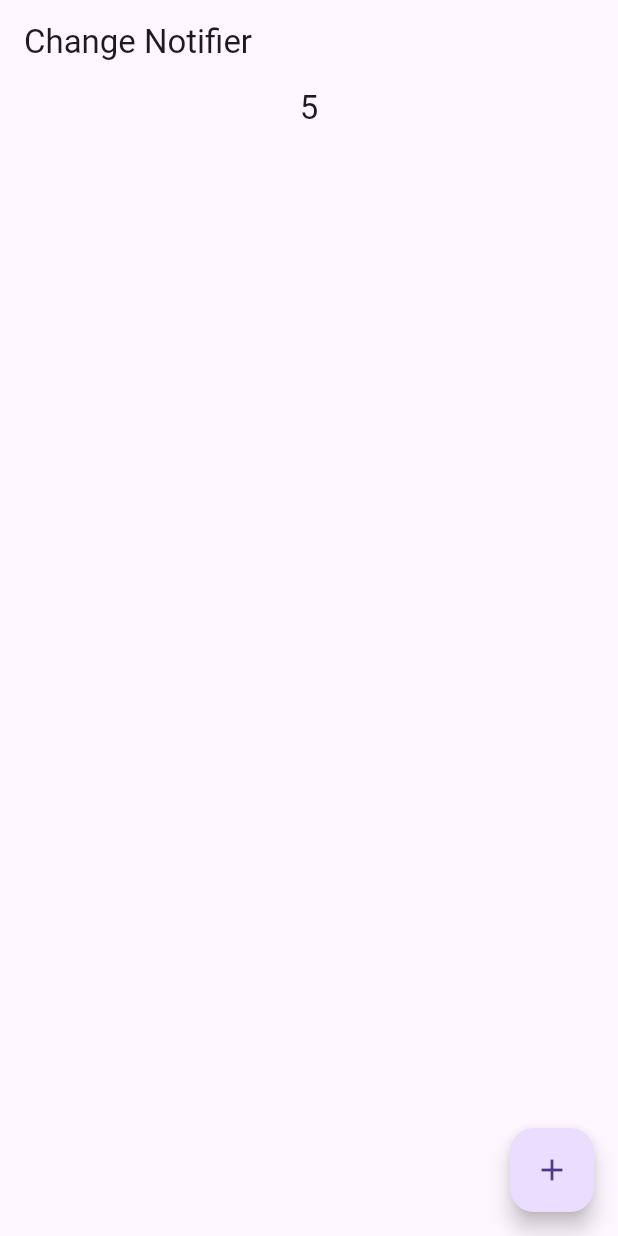
After one commit to anshra1/flutter_hooks_testing, a Flutter app: the MyHomePage screen opened directly, after a tap on the "add" icon, on a phone screen of 412 x 824 dp. The commit adds this screen. Run offline on Flutter 3.47's test engine with Material 3 defaults, Android fonts, the phone set to English and light mode, and no system bars; our stand-ins replace flutter_hooks, gap, hooks_riverpod.

Commit message:
changeNotifier

```diff
--- a/lib/example_5/example5.dart
+++ b/lib/example_5/use_listenable.dart
@@ -37,7 +37,7 @@ class MyApp extends StatelessWidget {
         primarySwatch: Colors.blueGrey,
         indicatorColor: Colors.blueGrey,
       ),
-      home: const HomePaged(),
+      home: const HomePage(),
     );
   }
 }
@@ -50,6 +50,7 @@ class HomePage extends HookWidget {
     CountDown counter = CountDown(from: 2);
 
     final timer = useMemoized(() => counter);
+    print("object");
     final notifier = useListenable(timer);
     // use useListenablee with useMemoized
 
--- /dev/null
+++ b/lib/example_6/change_notifier.dart
@@ -0,0 +1,71 @@
+import 'dart:math';
+import 'package:flutter/material.dart';
+import 'package:flutter_hooks/flutter_hooks.dart';
+import 'package:hooks_riverpod/hooks_riverpod.dart';
+
+void main() {
+  runApp(const ProviderScope(child: MyApp()));
+}
+
+class MyApp extends StatelessWidget {
+  const MyApp({super.key});
+  @override
+  Widget build(BuildContext context) {
+    return MaterialApp(
+      debugShowCheckedModeBanner: false,
+      theme: ThemeData(
+        brightness: Brightness.dark,
+        primarySwatch: Colors.blueGrey,
+        indicatorColor: Colors.blueGrey,
+      ),
+      home: const MyHomePage(),
+    );
+  }
+}
+
+class MyHomePage extends HookWidget {
+  const MyHomePage({super.key});
+
+  @override
+  Widget build(BuildContext context) {
+      ListModel model = useMemoized(() => ListModel());
+    final notifier = useListenable(model);
+
+    return Scaffold(
+      appBar: AppBar(
+        title: const Text('Change Notifier'),
+      ),
+      floatingActionButton: FloatingActionButton(
+        onPressed: () {
+          var random = Random().nextInt(11);
+          notifier.add(random);
+          print(notifier.li);
+        },
+        child: const Icon(Icons.add),
+      ),
+      body: ListView.builder(
+        itemCount: notifier.li.length,
+        itemBuilder: (context, index) {
+          final text = notifier.li.elementAt(index);
+          return Center(
+            child: Text(
+              text.toString(),
+              style: const TextStyle(fontSize: 22),
+            ),
+          );
+        },
+      ),
+    );
+  }
+}
+
+class ListModel extends ChangeNotifier {
+  final List<int>list = [];
+
+  List<int> get li => list;
+
+  void add(int number) {
+    list.add(number);
+    notifyListeners();
+  }
+}
```
